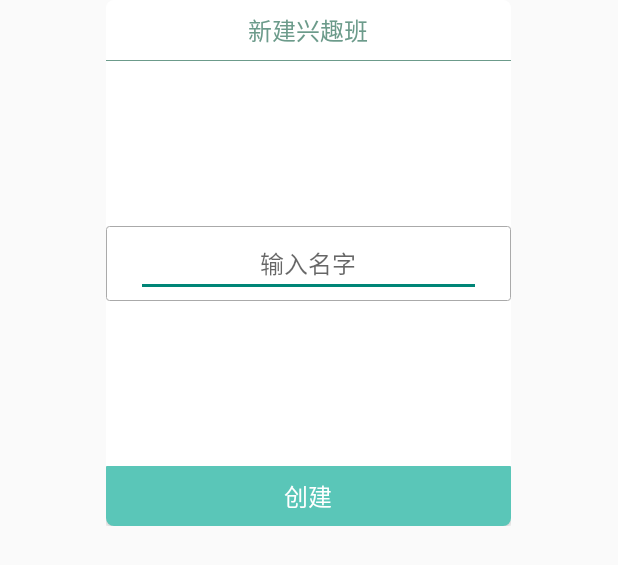
After one commit to YuZhiLiang/AppleTree, an Android app: the layout pop_layout_add_interset_class.xml on its own in the app's theme, with its tools: preview values and no code run, on a phone screen of 412 x 824 dp. The commit adds this screen. Shown: the top 565 px of the screen. Run offline under Robolectric (Android 15) with nearby library versions, the phone set to English and light mode, and no system bars.

```diff
--- a/app/build.gradle
+++ b/app/build.gradle
@@ -30,7 +30,6 @@ dependencies {
     compile files('libs/systembartint-1.0.4.jar')
     compile 'com.jakewharton:butterknife:7.0.1'
     compile project(':mypulltorefresh')
-    compile files('libs/BaiduLBS_Android.jar')
     compile 'com.zhy:okhttputils:2.6.2'
     compile 'com.google.code.gson:gson:2.8.0'
     compile 'org.greenrobot:eventbus:3.0.0'
--- a/app/src/main/java/com/sy/appletree/login_register/ChoosePlaceActivity.java
+++ b/app/src/main/java/com/sy/appletree/login_register/ChoosePlaceActivity.java
@@ -281,6 +281,7 @@ public class ChoosePlaceActivity extends BaseActivity {
         intent.putExtra("schoolID", String.valueOf(dataBean.getSchoolId()));
         Log.e(getClass().getSimpleName(), "拿到学校ID存入Intent， ID=" + String.valueOf(dataBean.getSchoolId()));
         startActivity(intent);
+        finish();
     }
 
     /**
--- a/app/src/main/java/com/sy/appletree/myclasses/CreateAndAddClassesActivity.java
+++ b/app/src/main/java/com/sy/appletree/myclasses/CreateAndAddClassesActivity.java
@@ -47,12 +47,14 @@ public class CreateAndAddClassesActivity extends AppCompatActivity {
                 intent.putExtra("tag",1);
                 intent.putExtra("schoolID", mSchoolID);
                 startActivity(intent);
+                finish();
                 break;
             case R.id.xingQuclasses:
                 Intent intent1=new Intent(CreateAndAddClassesActivity.this,XZAndXQClassActivity.class);
                 intent1.putExtra("tag",2);
                 intent1.putExtra("schoolID", mSchoolID);
                 startActivity(intent1);
+                finish();
                 break;
             default:
                 break;
--- a/app/src/main/res/layout/activity_class_maneger.xml
+++ b/app/src/main/res/layout/activity_class_maneger.xml
@@ -66,6 +66,7 @@
         android:layout_marginTop="80dp"
         android:clipChildren="false"
         android:orientation="vertical">
+
         <android.support.v4.view.ViewPager
             android:id="@+id/classmanager_pager"
             android:layout_width="match_parent"
@@ -74,6 +75,7 @@
             android:layout_marginRight="30dp"
             android:layout_weight="1"
             android:clipChildren="false"/>
+
         <LinearLayout
             android:layout_width="match_parent"
             android:layout_height="100dp"
--- /dev/null
+++ b/app/src/main/res/layout/pop_layout_add_interset_class.xml
@@ -0,0 +1,201 @@
+<?xml version="1.0" encoding="utf-8"?>
+<RelativeLayout xmlns:android="http://schemas.android.com/apk/res/android"
+                android:layout_width="match_parent"
+                android:layout_height="match_parent">
+
+    <LinearLayout
+        android:id="@+id/duibi1"
+        android:layout_width="270dp"
+        android:layout_height="wrap_content"
+        android:layout_centerHorizontal="true"
+        android:layout_marginLeft="30dp"
+        android:layout_marginRight="30dp"
+        android:background="@drawable/shape_popbg"
+        android:orientation="vertical">
+
+        <RelativeLayout
+            android:layout_width="match_parent"
+            android:layout_height="40dp">
+
+            <TextView
+                android:id="@+id/xinjianbanji"
+                android:layout_width="wrap_content"
+                android:layout_height="wrap_content"
+                android:layout_centerInParent="true"
+                android:text="新建兴趣班"
+                android:textColor="@color/sexColor"
+                android:textSize="16sp"/>
+        </RelativeLayout>
+
+        <View
+            android:layout_width="match_parent"
+            android:layout_height="1px"
+            android:background="@color/sexColor"/>
+
+        <TextView
+            android:id="@+id/yicunzai"
+            android:layout_width="wrap_content"
+            android:layout_height="30dp"
+            android:layout_gravity="center_horizontal"
+            android:gravity="center"
+            android:text="该班级已存在"
+            android:textColor="@android:color/holo_red_light"
+            android:textSize="15sp"
+            android:visibility="invisible"/>
+
+        <LinearLayout
+            android:layout_width="match_parent"
+            android:layout_height="50dp"
+            android:background="@drawable/shape_spinnerbg"
+            android:visibility="invisible">
+
+            <TextView
+                android:id="@+id/spinner1"
+                android:layout_width="match_parent"
+                android:layout_height="wrap_content"
+                android:layout_gravity="center_vertical"
+                android:drawableRight="@mipmap/btn_menu_pd_green"
+                android:gravity="center"
+                android:paddingLeft="20dp"
+                android:paddingRight="20dp"
+                android:text="请选择学校"
+                android:textColor="@color/mGray"
+                android:textSize="16sp"/>
+        </LinearLayout>
+
+        <View
+            android:layout_width="match_parent"
+            android:layout_height="30dp"/>
+
+        <LinearLayout
+            android:layout_width="match_parent"
+            android:layout_height="50dp"
+            android:background="@drawable/shape_spinnerbg"
+            android:paddingLeft="20dp"
+            android:paddingRight="20dp">
+
+            <EditText
+                android:id="@+id/interest_class_name"
+                android:layout_width="match_parent"
+                android:layout_height="wrap_content"
+                android:layout_gravity="center_vertical"
+                android:gravity="center"
+                android:hint="输入名字"
+                android:paddingLeft="20dp"
+                android:paddingRight="20dp"
+                android:textColor="@color/textColor"
+                android:textSize="16sp"
+                />
+        </LinearLayout>
+
+        <View
+            android:layout_width="match_parent"
+            android:layout_height="30dp"/>
+
+        <LinearLayout
+            android:layout_width="match_parent"
+            android:layout_height="50dp"
+            android:background="@drawable/shape_spinnerbg"
+            android:visibility="invisible">
+
+            <TextView
+                android:id="@+id/spinner3"
+                android:layout_width="match_parent"
+                android:layout_height="wrap_content"
+                android:layout_gravity="center_vertical"
+                android:drawableRight="@mipmap/btn_menu_pd_green"
+                android:gravity="center"
+                android:paddingLeft="20dp"
+                android:paddingRight="20dp"
+                android:text="请选择班级"
+                android:textColor="@color/mGray"
+                android:textSize="16sp"/>
+        </LinearLayout>
+
+        <View
+            android:layout_width="match_parent"
+            android:layout_height="30dp"/>
+
+        <RelativeLayout
+            android:layout_width="match_parent"
+            android:layout_height="40dp">
+
+            <Button
+                android:id="@+id/pop_chuangjian"
+                android:layout_width="match_parent"
+                android:layout_height="match_parent"
+                android:background="@drawable/select_create"
+                android:text="创建"
+                android:textColor="@android:color/white"
+                android:textSize="16sp"/>
+        </RelativeLayout>
+    </LinearLayout>
+
+    <LinearLayout
+        android:id="@+id/pop_success"
+        android:layout_width="270dp"
+        android:layout_height="351dp"
+        android:layout_centerHorizontal="true"
+        android:layout_marginLeft="30dp"
+        android:layout_marginRight="30dp"
+        android:background="@drawable/shape_popbg"
+        android:orientation="vertical"
+        android:visibility="gone">
+
+        <ImageView
+            android:layout_width="wrap_content"
+            android:layout_height="0dp"
+            android:layout_gravity="center_horizontal"
+            android:layout_weight="3"
+            android:src="@mipmap/icon_successful"/>
+
+        <TextView
+            android:layout_width="wrap_content"
+            android:layout_height="0dp"
+            android:layout_gravity="center_horizontal"
+            android:layout_weight="2"
+            android:text="创建成功"
+            android:textColor="@color/mGray"
+            android:textSize="20sp"/>
+    </LinearLayout>
+
+    <LinearLayout
+        android:id="@+id/pop_success_add"
+        android:layout_width="270dp"
+        android:layout_height="351dp"
+        android:layout_centerHorizontal="true"
+        android:layout_marginLeft="30dp"
+        android:layout_marginRight="30dp"
+        android:background="@drawable/shape_popbg"
+        android:orientation="vertical"
+        android:visibility="gone">
+
+        <ImageView
+            android:layout_width="wrap_content"
+            android:layout_height="0dp"
+            android:layout_gravity="center_horizontal"
+            android:layout_weight="3"
+            android:src="@mipmap/icon_successful"/>
+
+        <TextView
+            android:layout_width="wrap_content"
+            android:layout_height="0dp"
+            android:layout_gravity="center_horizontal"
+            android:layout_weight="2"
+            android:text="加入成功"
+            android:textColor="@color/mGray"
+            android:textSize="20sp"/>
+    </LinearLayout>
+
+    <ImageView
+        android:id="@+id/close"
+        android:layout_width="wrap_content"
+        android:layout_height="wrap_content"
+        android:layout_below="@id/duibi1"
+        android:layout_centerHorizontal="true"
+        android:layout_marginBottom="50dp"
+        android:layout_marginTop="50dp"
+        android:padding="15dp"
+        android:src="@mipmap/btn_icon_close_white_n"/>
+
+</RelativeLayout>
```
Also changed, not shown: app/src/main/java/com/sy/appletree/base/BaseApplication.java (+0 -23 lines), app/src/main/java/com/sy/appletree/info/AppleTreeUrl.java (+9 -1 lines), app/src/main/java/com/sy/appletree/myclasses/XZAndXQClassActivity.java (+165 -78 lines), app/libs/BaiduLBS_Android.jar (deleted), 12 other files.
